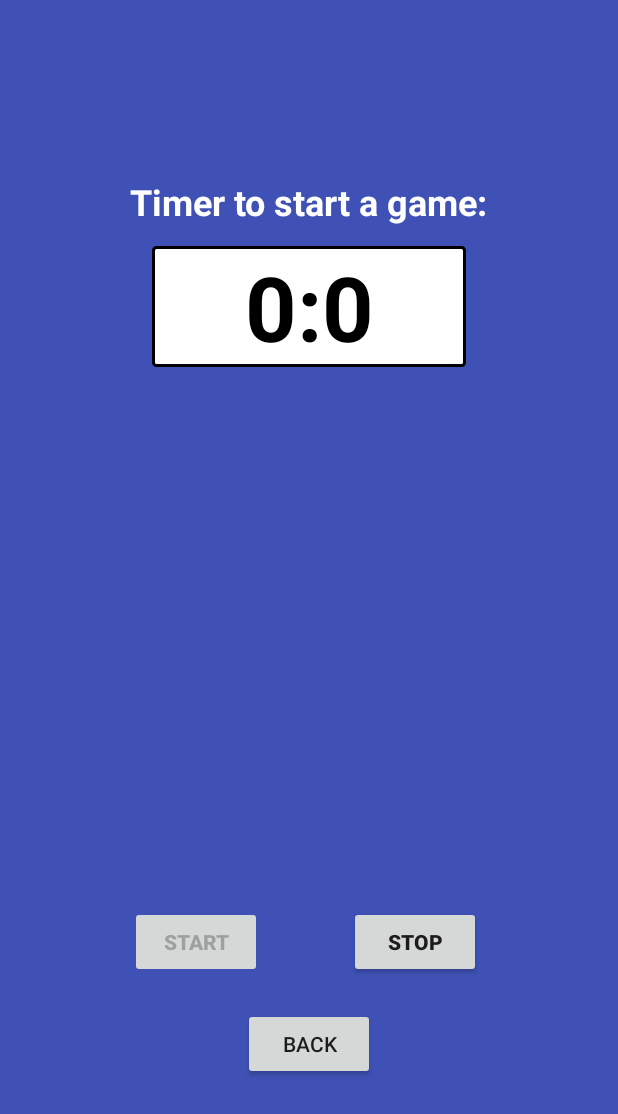
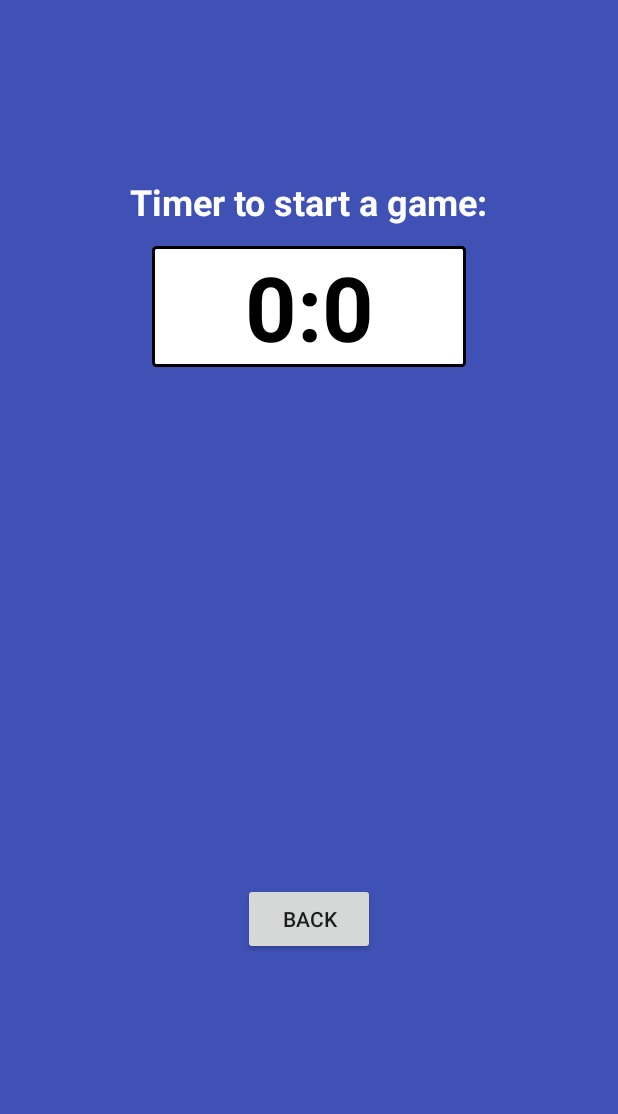
Before and after one commit to Ponty93/WirelessProjectPala, an Android app: the lobby screen opened directly, with no data from a screen before it, on a phone screen of 412 x 824 dp. Shown: the top 1114 px of the screen. Run offline under Robolectric (Android 15) with nearby library versions, the phone set to English and light mode, and no system bars; 3 statements that could not run were skipped.

Commit message:
started refactor in separation of concerns. Implemented lobbyController e lobbyModel

```diff
--- /dev/null
+++ b/app/src/main/java/Controller/lobbyController.java
@@ -0,0 +1,29 @@
+package Controller;
+
+import com.project.wirelessteam.Views.lobby;
+
+import org.json.JSONObject;
+
+import Model.lobbyModel;
+
+public class lobbyController {
+    private lobbyModel refModel;
+    private lobby lobbyView;
+
+    public lobbyController(lobbyModel ref, lobby view){
+        refModel = ref;
+        lobbyView = view;
+    }
+
+    public JSONObject toBoardConnect(String playerId){
+        return refModel.toBoardConnect(playerId);
+    }
+
+    public JSONObject lobbyCheck(String userName, String playerId){
+        return refModel.lobbyCheck(userName,playerId);
+    }
+
+    public JSONObject backAction(String userName, String playerId){
+        return refModel.backAction(userName,playerId);
+    }
+}
--- /dev/null
+++ b/app/src/main/java/Model/lobbyModel.java
@@ -0,0 +1,57 @@
+package Model;
+
+import com.project.wirelessteam.Views.lobby;
+
+import org.json.JSONException;
+import org.json.JSONObject;
+
+import java.util.concurrent.ExecutionException;
+
+import API.phpConnect;
+
+public class lobbyModel {
+
+    public JSONObject toBoardConnect(String playerId) {
+        phpConnect myConn =null;
+        boolean res = false;
+        try {
+            myConn = new phpConnect("https://psionofficial.com/Wireless/handler.php", -1);
+            res = myConn.execute("r", "GAME","-1","gameId", playerId).get();
+        }catch(InterruptedException e){e.printStackTrace();}
+        catch(ExecutionException e){e.printStackTrace();}
+        if(res == true)
+            return myConn.getResJson();
+
+        return null;
+    }
+
+    public JSONObject lobbyCheck(String userName, String playerId){
+        phpConnect lobbyConn = null;
+        boolean res = false;
+        try{
+            lobbyConn = new phpConnect("https://psionofficial.com/Wireless/lobby.php", -1);
+            if(lobbyConn.execute("r","-1","-1",userName,playerId).get() == true)
+                return lobbyConn.getResJson();
+        }
+        catch(InterruptedException e ){
+            e.printStackTrace();
+        }
+        catch(Exception e){
+            e.printStackTrace();
+        }
+
+        return null;
+    }
+
+    public JSONObject backAction(String userName, String playerId){
+        phpConnect lobbyConn =null;
+        try {
+            lobbyConn = new phpConnect("https://psionofficial.com/Wireless/lobby.php", -1);
+            if(lobbyConn.execute("r", "delete","-1",userName,playerId).get() == true)
+                return lobbyConn.getResJson();
+        }catch(InterruptedException e){e.printStackTrace();}
+        catch(ExecutionException e){e.printStackTrace();}
+
+        return null;
+    }
+}
--- a/app/src/main/res/layout/activity_lobby.xml
+++ b/app/src/main/res/layout/activity_lobby.xml
@@ -34,34 +34,12 @@
         android:textStyle="bold" />
 
     <Button
-        android:id="@+id/stop"
-        android:layout_width="wrap_content"
-        android:layout_height="wrap_content"
-        android:layout_alignParentBottom="true"
-        android:layout_alignParentEnd="true"
-        android:layout_marginBottom="172dp"
-        android:layout_marginEnd="91dp"
-        android:onClick="stopButton"
-        android:text="Stop"
-        android:textStyle="bold" />
-
-    <Button
-        android:id="@+id/start"
-        android:layout_width="wrap_content"
-        android:layout_height="wrap_content"
-        android:layout_alignStart="@+id/textView8"
-        android:layout_alignTop="@+id/stop"
-        android:onClick="startButton"
-        android:text="Start"
-        android:textStyle="bold" />
-
-    <Button
         android:id="@+id/button6"
         android:layout_width="wrap_content"
         android:layout_height="wrap_content"
         android:layout_alignParentBottom="true"
         android:layout_centerHorizontal="true"
-        android:layout_marginBottom="104dp"
+        android:layout_marginBottom="187dp"
         android:onClick="back"
         android:text="Back" />
 </RelativeLayout>
```
Also changed, not shown: app/src/main/java/com/project/wirelessteam/Views/lobby.java (+38 -68 lines).
